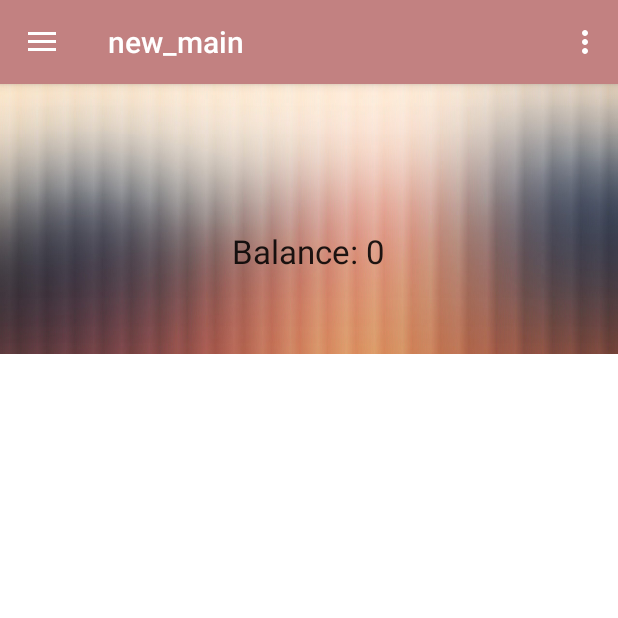
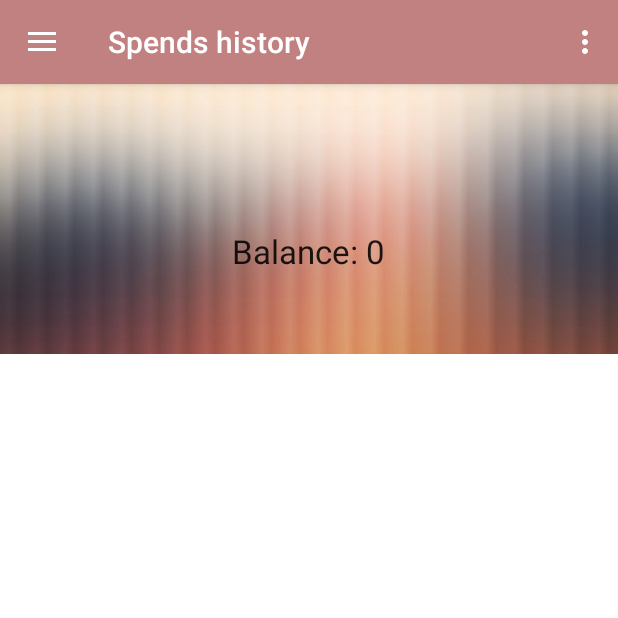
Before and after one commit to Geronimo-GG/FineFinRepo-master, an Android app: the fragment DiagramContainer placed in its activity, after a tap on "Home", on a phone screen of 412 x 824 dp, the top half of it. Run offline under Robolectric (Android 15) with nearby library versions, the phone set to English and light mode, and no system bars; libraries missing offline, so code that uses them is left out: com.github.mikephil.charting, io.realm, io.realm.annotations; 16 statements that could not run were skipped; 1 other tap on this screen came first.

Commit message:
Spinner UI

```diff
--- a/app/src/main/java/dariabeliaeva/diploma/com/finefin/DiagramContainer.java
+++ b/app/src/main/java/dariabeliaeva/diploma/com/finefin/DiagramContainer.java
@@ -8,7 +8,15 @@ import android.support.v4.view.ViewPager;
 import android.view.LayoutInflater;
 import android.view.View;
 import android.view.ViewGroup;
+import android.widget.AdapterView;
+import android.widget.SimpleAdapter;
+import android.widget.Spinner;
+import android.widget.SpinnerAdapter;
 import android.widget.TabHost;
+
+import java.util.ArrayList;
+
+import dariabeliaeva.diploma.com.finefin.adapter.CustomSpinnerAdapter;
 
 
 /**
@@ -19,6 +27,7 @@ public class DiagramContainer extends Fragment {
     private View rootView;
     private ViewPager viewPager;
     private TabLayout tabHost;
+    private SpinnerAdapter spinnerAdapter;
 
     private Diagram fragmentIn, fragmentOut;
 
@@ -33,14 +42,30 @@ public class DiagramContainer extends Fragment {
         rootView = inflater.inflate(R.layout.fragment_diagram_container, container, false);
         viewPager = (ViewPager) rootView.findViewById(R.id.viewPager);
         tabHost = ((NewMain) getActivity()).getTabHost();
-
+        initSpinner();
         fragmentIn = new Diagram();
         fragmentOut = new Diagram();
         fragmentOut.setOutcomes(true);
 
         setupViewPager(viewPager);
         tabHost.setupWithViewPager(viewPager);
+
         return rootView;
+    }
+
+    private void initSpinner() {
+        Spinner spinner = ((NewMain) getActivity()).getSpinner();
+
+
+        ArrayList<String> items = new ArrayList<>();
+        items.add("Day");
+        items.add("Week");
+        items.add("Month");
+        items.add("All time");
+
+        spinnerAdapter = new CustomSpinnerAdapter(getActivity(), items);
+        spinner.setAdapter(spinnerAdapter);
+
     }
 
 
--- a/app/src/main/java/dariabeliaeva/diploma/com/finefin/NewMain.java
+++ b/app/src/main/java/dariabeliaeva/diploma/com/finefin/NewMain.java
@@ -16,6 +16,7 @@ import android.support.v7.app.AppCompatActivity;
 import android.support.v7.widget.Toolbar;
 import android.view.Menu;
 import android.view.MenuItem;
+import android.widget.Spinner;
 
 import dariabeliaeva.diploma.com.finefin.dao.SpendingsDAO;
 
@@ -24,16 +25,21 @@ public class NewMain extends AppCompatActivity
 
 
     TabLayout tabs;
+    Spinner spinner;
+    Toolbar toolbar;
 
     @Override
     protected void onCreate(Bundle savedInstanceState) {
 
         super.onCreate(savedInstanceState);
         setContentView(R.layout.activity_new_main);
-        Toolbar toolbar = (Toolbar) findViewById(R.id.toolbar);
+        toolbar = (Toolbar) findViewById(R.id.toolbar);
+
         setSupportActionBar(toolbar);
+        toolbar.setTitle("Spends history");
 
         tabs = (TabLayout) findViewById(R.id.tabs);
+        spinner = (Spinner) findViewById(R.id.spinner);
 
 
 
@@ -95,21 +101,27 @@ public class NewMain extends AppCompatActivity
 
         if (id != R.id.nav_stat){
             tabs.setVisibility(View.GONE);
+            spinner.setVisibility(View.GONE);
         }else{
             tabs.setVisibility(View.VISIBLE);
+            spinner.setVisibility(View.VISIBLE);
         }
 
         if (id == R.id.nav_home) {
+            toolbar.setTitle("Spends history");
             newFragment = new MainList();
             transaction.replace(R.id.content_main, newFragment);
             transaction.addToBackStack(null);
             transaction.commit();
         } else if (id == R.id.nav_new) {
+
             intent = new Intent(this, AddNoteActivity.class);
             intent.addFlags(Intent.FLAG_ACTIVITY_CLEAR_TOP);
             this.startActivity(intent);
 
         } else if (id == R.id.nav_stat) {
+            toolbar.setTitle("Statistic");
+
             //newFragment = ;
             DiagramContainer diagramContainer = new DiagramContainer();
             transaction.replace(R.id.content_main, diagramContainer);
@@ -130,4 +142,8 @@ public class NewMain extends AppCompatActivity
     public TabLayout getTabHost() {
         return tabs;
     }
+
+    public Spinner getSpinner() {
+        return spinner;
+    }
 }
--- /dev/null
+++ b/app/src/main/java/dariabeliaeva/diploma/com/finefin/adapter/CustomSpinnerAdapter.java
@@ -0,0 +1,50 @@
+package dariabeliaeva.diploma.com.finefin.adapter;
+
+import android.content.Context;
+import android.view.LayoutInflater;
+import android.view.View;
+import android.view.ViewGroup;
+import android.widget.BaseAdapter;
+import android.widget.SimpleAdapter;
+import android.widget.SpinnerAdapter;
+import android.widget.TextView;
+
+import java.util.ArrayList;
+
+import dariabeliaeva.diploma.com.finefin.R;
+
+/**
+ * Created by andrew on 13.05.16.
+ */
+public class CustomSpinnerAdapter extends BaseAdapter {
+
+    ArrayList<String> items = new ArrayList<>();
+    Context context;
+
+    public CustomSpinnerAdapter(Context context, ArrayList<String> items) {
+        this.items = items;
+        this.context = context;
+    }
+
+    @Override
+    public int getCount() {
+        return items.size();
+    }
+
+    @Override
+    public Object getItem(int i) {
+        return items.get(i);
+    }
+
+    @Override
+    public long getItemId(int i) {
+        return i;
+    }
+
+    @Override
+    public View getView(int i, View view, ViewGroup viewGroup) {
+        TextView tv = (TextView) LayoutInflater.from(context).inflate(R.layout.spinner_item, null).findViewById(R.id.tvText);
+        tv.setText(items.get(i));
+        return tv;
+    }
+}
--- a/app/src/main/res/layout/app_bar_new_main.xml
+++ b/app/src/main/res/layout/app_bar_new_main.xml
@@ -17,7 +17,14 @@
             android:layout_width="match_parent"
             android:layout_height="?attr/actionBarSize"
             android:background="?attr/colorPrimary"
-            app:popupTheme="@style/AppTheme.PopupOverlay" />
+            app:popupTheme="@style/AppTheme.PopupOverlay">
+            <Spinner
+                android:id="@+id/spinner"
+                android:layout_width="wrap_content"
+                android:layout_height="wrap_content"
+                android:popupBackground="#ffffff"
+                android:visibility="gone"/>
+        </android.support.v7.widget.Toolbar>
 
 
         <android.support.design.widget.TabLayout
--- a/app/src/main/res/values/strings.xml
+++ b/app/src/main/res/values/strings.xml
@@ -43,7 +43,7 @@
 
     <!-- Content Description -->
     <string name="desc_list_item_icon">Item Icon</string>
-    <string name="title_activity_new_main">new_main</string>
+    <string name="title_activity_new_main">Fine fin</string>
 
     <string name="navigation_drawer_open">Open navigation drawer</string>
     <string name="navigation_drawer_close">Close navigation drawer</string>
```
Also changed, not shown: app/src/main/res/layout/spinner_item.xml (added, +23 -0 lines), 1 other file.
